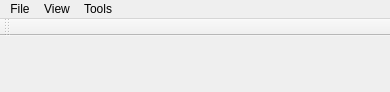
First picture: the form in mainwindow.ui, repository wleuschner/seamcarver, before the edit.
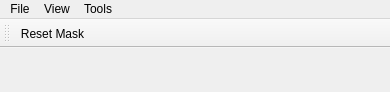
Second picture: the form after the edit.

Commit message: gui not stable but different kernels working

```diff
--- a/mainwindow.ui
+++ b/mainwindow.ui
@@ -89,7 +89,7 @@
   </widget>
   <widget class="QToolBar" name="mainToolBar">
    <property name="enabled">
-    <bool>false</bool>
+    <bool>true</bool>
    </property>
    <attribute name="toolBarArea">
     <enum>TopToolBarArea</enum>
@@ -97,6 +97,7 @@
    <attribute name="toolBarBreak">
     <bool>false</bool>
    </attribute>
+   <addaction name="actionReset_Mask"/>
   </widget>
   <action name="actionOpen">
    <property name="text">
@@ -141,6 +142,14 @@
     <string>Show Energy Distribution</string>
    </property>
   </action>
+  <action name="actionReset_Mask">
+   <property name="text">
+    <string>Reset Mask</string>
+   </property>
+   <property name="toolTip">
+    <string>Deletes the current mask</string>
+   </property>
+  </action>
  </widget>
  <layoutdefault spacing="6" margin="11"/>
  <resources/>
```
Left out of the diff: 5 changed lines with no effect on the pictures. The commit also changes 6 other files.
